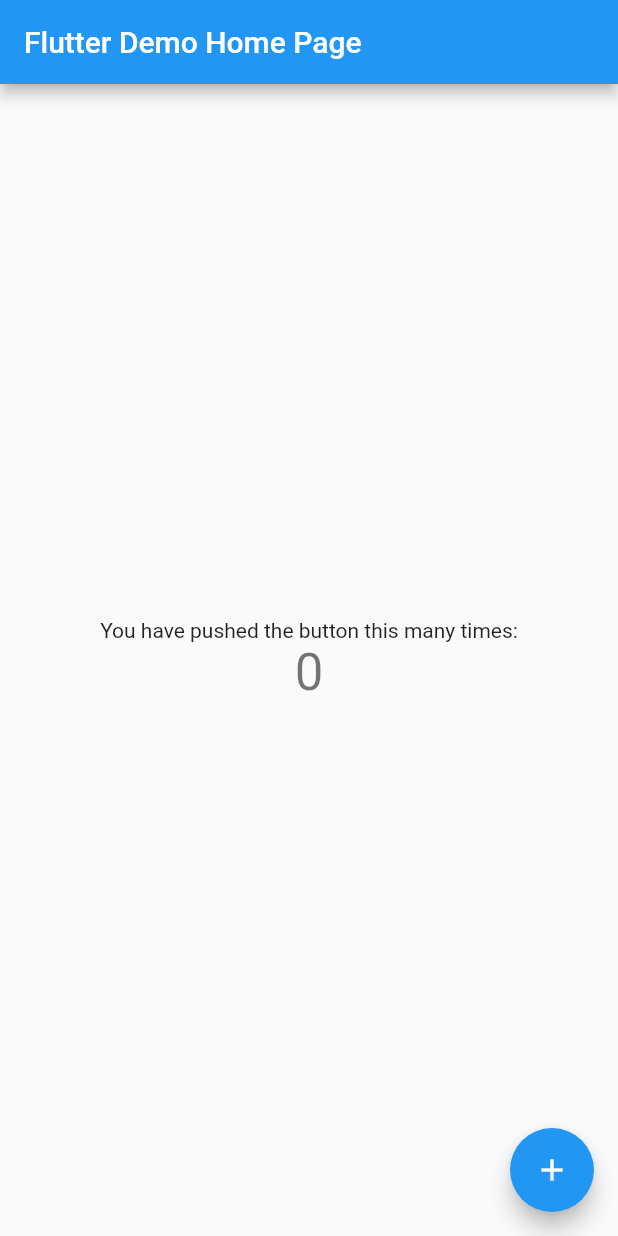
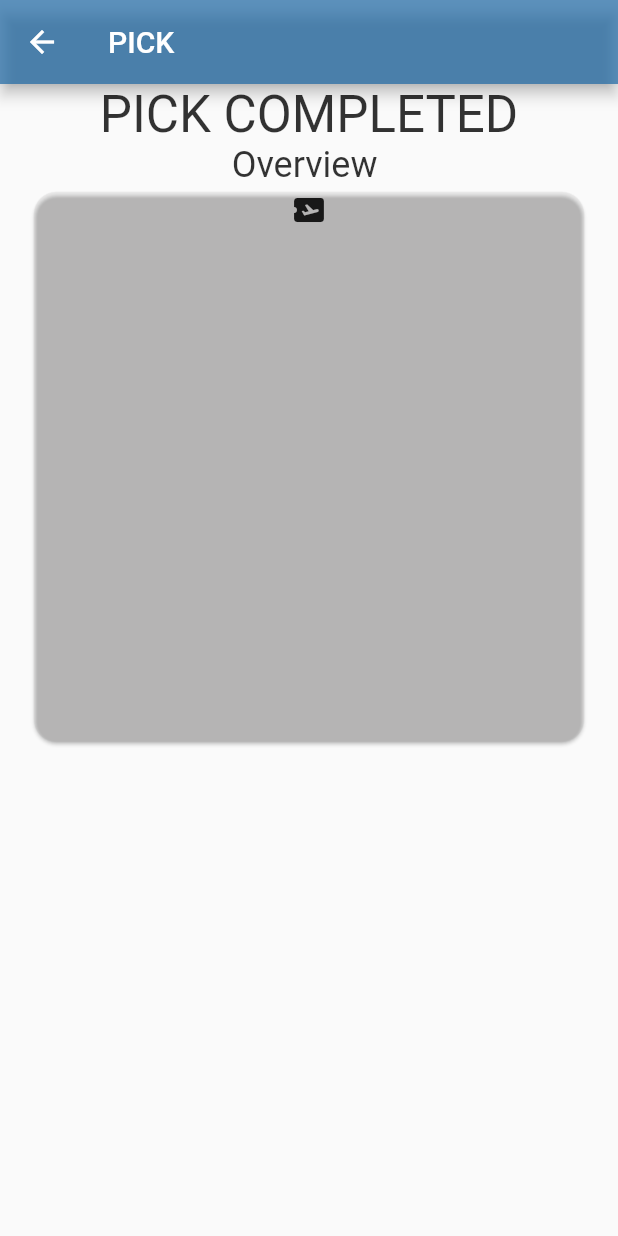
Before and after one commit to waleedahmd308/pick_drop_service_app, a Flutter app: the screen it shows after launch, on a phone screen of 412 x 824 dp. Run offline on Flutter 3.47's test engine with Material 2 defaults, Android fonts, the phone set to English and light mode, and no system bars.

Commit message:
making pick_drop_Completed screen

```diff
--- a/lib/main.dart
+++ b/lib/main.dart
@@ -1,4 +1,5 @@
 import 'package:flutter/material.dart';
+import 'package:pick_service/ui/screens/pick_completed_screen.dart';
 
 void main() {
   runApp(const MyApp());
@@ -11,105 +12,20 @@
   @override
   Widget build(BuildContext context) {
     return MaterialApp(
-      title: 'Flutter Demo',
-      theme: ThemeData(
-        // This is the theme of your application.
-        //
-        // Try running your application with "flutter run". You'll see the
-        // application has a blue toolbar. Then, without quitting the app, try
-        // changing the primarySwatch below to Colors.green and then invoke
-        // "hot reload" (press "r" in the console where you ran "flutter run",
-        // or simply save your changes to "hot reload" in a Flutter IDE).
-        // Notice that the counter didn't reset back to zero; the application
-        // is not restarted.
-        primarySwatch: Colors.blue,
-      ),
-      home: const MyHomePage(title: 'Flutter Demo Home Page'),
-    );
+        title: 'Flutter Demo',
+        theme: ThemeData(
+          textTheme: TextTheme(
+              headline4: TextStyle(
+                color: Colors.black.withOpacity(0.8),
+              ),
+              headline5: TextStyle(
+                color: Colors.black.withOpacity(0.8),
+              ),
+              headline6: TextStyle(
+                color: Colors.black.withOpacity(0.8 ),
+              )),
+          primarySwatch: Colors.blue,
+        ),
+        home: pick_drop_screen());
   }
 }
-
-class MyHomePage extends StatefulWidget {
-  const MyHomePage({Key? key, required this.title}) : super(key: key);
-
-  // This widget is the home page of your application. It is stateful, meaning
-  // that it has a State object (defined below) that contains fields that affect
-  // how it looks.
-
-  // This class is the configuration for the state. It holds the values (in this
-  // case the title) provided by the parent (in this case the App widget) and
-  // used by the build method of the State. Fields in a Widget subclass are
-  // always marked "final".
-
-  final String title;
-
-  @override
-  State<MyHomePage> createState() => _MyHomePageState();
-}
-
-class _MyHomePageState extends State<MyHomePage> {
-  int _counter = 0;
-
-  void _incrementCounter() {
-    setState(() {
-      // This call to setState tells the Flutter framework that something has
-      // changed in this State, which causes it to rerun the build method below
-      // so that the display can reflect the updated values. If we changed
-      // _counter without calling setState(), then the build method would not be
-      // called again, and so nothing would appear to happen.
-      _counter++;
-    });
-  }
-
-  @override
-  Widget build(BuildContext context) {
-    // This method is rerun every time setState is called, for instance as done
-    // by the _incrementCounter method above.
-    //
-    // The Flutter framework has been optimized to make rerunning build methods
-    // fast, so that you can just rebuild anything that needs updating rather
-    // than having to individually change instances of widgets.
-    return Scaffold(
-      appBar: AppBar(
-        // Here we take the value from the MyHomePage object that was created by
-        // the App.build method, and use it to set our appbar title.
-        title: Text(widget.title),
-      ),
-      body: Center(
-        // Center is a layout widget. It takes a single child and positions it
-        // in the middle of the parent.
-        child: Column(
-          // Column is also a layout widget. It takes a list of children and
-          // arranges them vertically. By default, it sizes itself to fit its
-          // children horizontally, and tries to be as tall as its parent.
-          //
-          // Invoke "debug painting" (press "p" in the console, choose the
-          // "Toggle Debug Paint" action from the Flutter Inspector in Android
-          // Studio, or the "Toggle Debug Paint" command in Visual Studio Code)
-          // to see the wireframe for each widget.
-          //
-          // Column has various properties to control how it sizes itself and
-          // how it positions its children. Here we use mainAxisAlignment to
-          // center the children vertically; the main axis here is the vertical
-          // axis because Columns are vertical (the cross axis would be
-          // horizontal).
-          mainAxisAlignment: MainAxisAlignment.center,
-          children: <Widget>[
-            const Text(
-              'You have pushed the button this many times:',
-            ),
-            Text(
-              '$_counter',
-              style: Theme.of(context).textTheme.headline4,
-            ),
-          ],
-        ),
-      ),
-      floatingActionButton: FloatingActionButton(
-        onPressed: _incrementCounter,
-        tooltip: 'Increment',
-        child: const Icon(Icons.add),
-      ), // This trailing comma makes auto-formatting nicer for build methods.
-    );
-  }
-}
--- /dev/null
+++ b/lib/ui/screens/pick_completed_screen.dart
@@ -0,0 +1,50 @@
+import 'package:flutter/material.dart';
+
+class pick_drop_screen extends StatefulWidget {
+  const pick_drop_screen({Key? key}) : super(key: key);
+
+  @override
+  State<pick_drop_screen> createState() => _pick_drop_screenState();
+}
+
+class _pick_drop_screenState extends State<pick_drop_screen> {
+  @override
+  Widget build(BuildContext context) {
+    return Scaffold(
+      appBar: AppBar(
+        title: Text("PICK"),
+        leading: BackButton(),
+        backgroundColor: Color.fromARGB(255, 29, 104, 165).withOpacity(0.7),
+      ),
+      body: Column(
+        children: [
+          Align(
+            alignment: Alignment.center,
+            child: Text(
+              "PICK COMPLETED",
+              style: Theme.of(context).textTheme.headline4,
+            ),
+          ),
+          Align(
+            alignment: Alignment.center,
+            child: Text(
+              "Overview ",
+              style: Theme.of(context).textTheme.headline5,
+            ),
+          ),
+          Container(
+            width: MediaQuery.of(context).size.width / 1.1,
+            height: MediaQuery.of(context).size.width / 1.1,
+            child: Card(
+              shape: RoundedRectangleBorder(
+                borderRadius: BorderRadius.circular(15.0),
+              ),
+              color: Color.fromARGB(255, 179, 176, 176).withOpacity(.1),
+              child: Column(children: [Icon(Icons.airplane_ticket)]),
+            ),
+          )
+        ],
+      ),
+    );
+  }
+}
```
